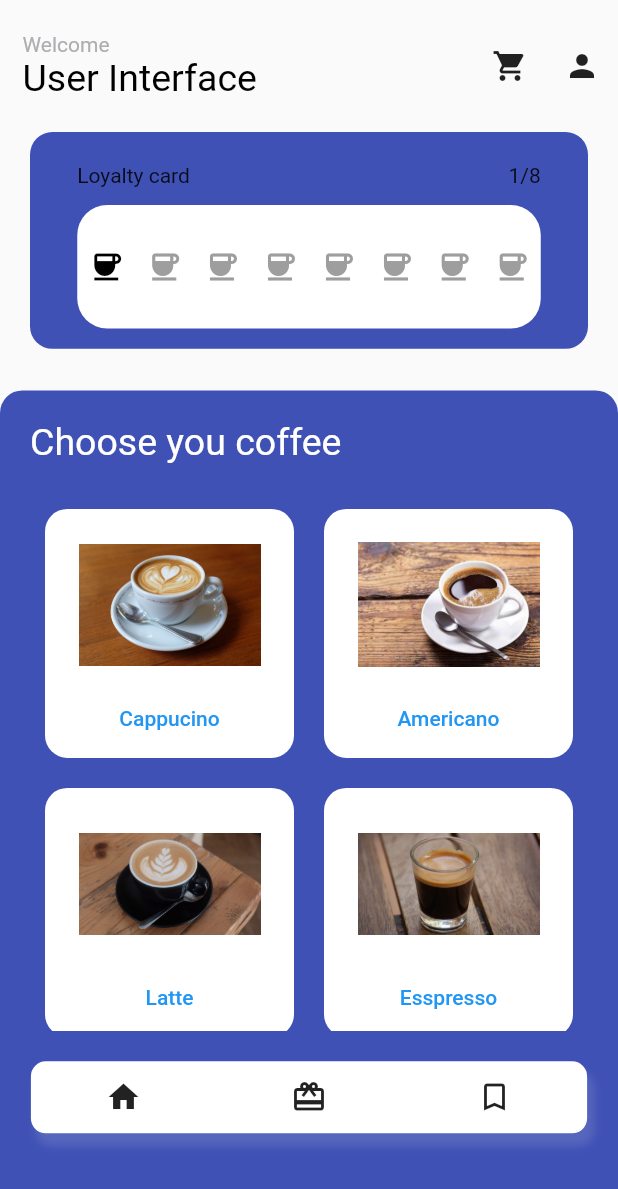
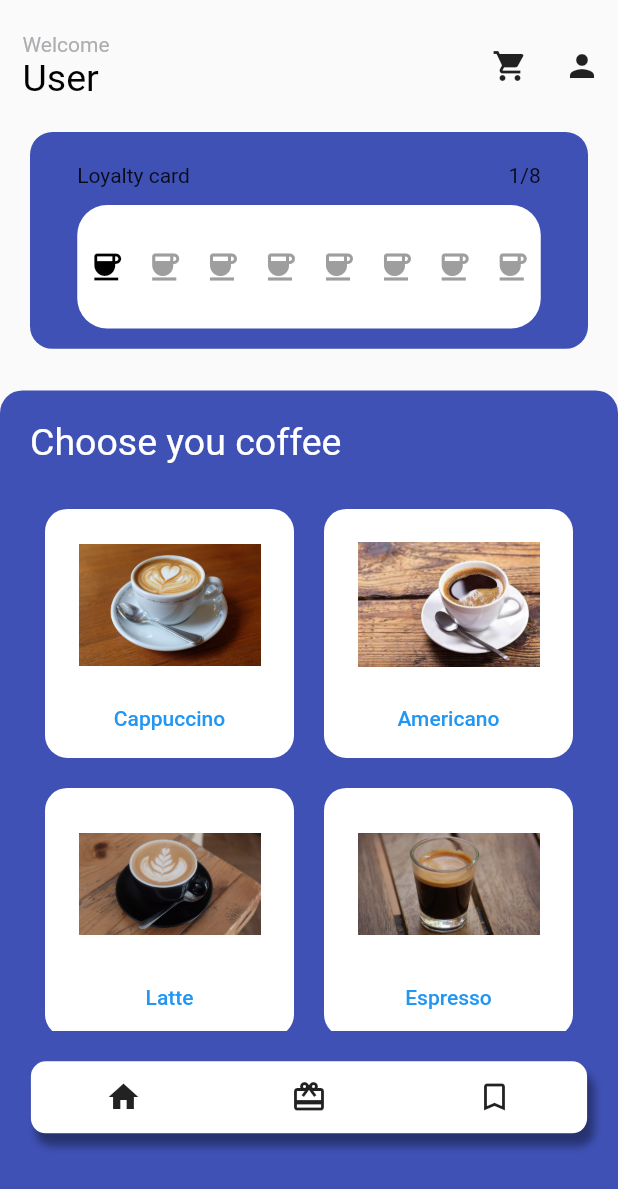
Before and after one commit to Tr1ck4/CS486, a Flutter app: the screen it shows after launch, item 3 of the bottom bar chosen, after a tap on the "home" icon, on a phone screen of 412 x 824 dp. Shown: the top 1189 px of the screen. Run offline on Flutter 3.47's test engine with Material 2 defaults, Android fonts, the phone set to English and light mode, and no system bars.

Commit message:
edit name and reformat const

```diff
--- a/lib/cart.dart
+++ b/lib/cart.dart
@@ -41,7 +41,7 @@ class _CartPage extends State<CartPage>{
                       size = (widget.cart.list_contains[index].type / 10 - temp*10 - shot*100).round();
                       ice =  (widget.cart.list_contains[index].type / 1 - size*10 - temp*100-shot*1000).round();
                       return Dismissible(
-                          background: Container(color: Colors.red,child:Icon(Icons.cancel)),
+                          background: Container(color: Colors.red,child:const Icon(Icons.cancel)),
                           key: ObjectKey(widget.cart.list_contains[index]),
                           onDismissed: (direction) {
                             setState(() {
--- a/lib/history.dart
+++ b/lib/history.dart
@@ -4,7 +4,7 @@ import 'lister.dart';
 import 'main.dart';
 
 class HistoryPage extends StatefulWidget{
-  HistoryPage({super.key});
+  const HistoryPage({super.key});
   @override
   State<HistoryPage> createState()=>_HistoryPage();
 }
@@ -28,7 +28,6 @@ class _HistoryPage extends State<HistoryPage> with TickerProviderStateMixin{
       }
     }
   }
-  @override
   void refresh(){
     setState(() {
 
@@ -67,7 +66,7 @@ class _HistoryPage extends State<HistoryPage> with TickerProviderStateMixin{
       ),
       body: TabBarView(
         controller: _tabController,
-        physics: NeverScrollableScrollPhysics(),
+        physics: const NeverScrollableScrollPhysics(),
         children: <Widget>[
           ListView.builder(
             shrinkWrap: true,
--- a/lib/home.dart
+++ b/lib/home.dart
@@ -33,10 +33,10 @@ class _HomePage extends State<HomePage>{
       widget.client.points +=500;
     }
     for(int i = 0 ; i < widget.client.loyalty;i++){
-      ls.add(Icon(Icons.coffee,color: Colors.black,));
+      ls.add(const Icon(Icons.coffee,color: Colors.black,));
     }
     for(int i = 0 ; i < 8-widget.client.loyalty;i++){
-      ls.add(Icon(Icons.coffee,color: Colors.grey,));
+      ls.add(const Icon(Icons.coffee,color: Colors.grey,));
     }
   }
   @override
@@ -140,6 +140,7 @@ class _HomePage extends State<HomePage>{
               ),
               Expanded(
                   child: Container(
+                    height: double.maxFinite,
                     decoration: const BoxDecoration(
                       color: Colors.indigo,
                       borderRadius: BorderRadius.only(
@@ -199,7 +200,9 @@ class _HomePage extends State<HomePage>{
                               ), gridDelegate: const SliverGridDelegateWithFixedCrossAxisCount(crossAxisCount: 2),
                           )
                         ),
-                        Container(
+                        Align(
+                          alignment: Alignment.bottomCenter,
+                          child: Container(
                               margin: EdgeInsets.fromLTRB(
                                   MediaQuery.of(context).size.width/20,
                                   20,
@@ -209,11 +212,10 @@ class _HomePage extends State<HomePage>{
                                   borderRadius: BorderRadius.circular(10),
                                   color: Colors.white,
                                   boxShadow: const [BoxShadow(
-                              color: Colors.white12,
+                                    color: Colors.black38,
                                     blurRadius: 4,
                                     offset: Offset(4,8),
                                   )]
-
                               ),
                               child: Row(
                                 crossAxisAlignment: CrossAxisAlignment.center,
@@ -224,17 +226,19 @@ class _HomePage extends State<HomePage>{
                                     Navigator.push(context, MaterialPageRoute(builder: (context) => RewardPage(client: widget.client,cart: cart,),));
                                   }, icon: const Icon(Icons.card_giftcard)),
                                   IconButton(onPressed: (){
-                                Navigator.push(context, MaterialPageRoute(builder: (context) => HistoryPage(),));
+                                    Navigator.push(context, MaterialPageRoute(builder: (context) => const HistoryPage(),));
                                   }, icon: const Icon(Icons.bookmark_border)),
                                 ],
                               )
-                        )
-                      ],
                           ),
                         )
+
+                      ]
                   )
-            ],
                   )
+              ),
+
+          ])
       ),
     );
   }
--- a/lib/item.dart
+++ b/lib/item.dart
@@ -118,7 +118,6 @@ class _OptionPage extends State<OptionPage>{
                       direction:Axis.horizontal,
                       onPressed: (int index) {
                         setState(() {
-                          // The button that is tapped is set to true, and the others to false.
                           for (int i = 0; i < selectedshot.length; i++) {
                             selectedshot[i] = i == index;
                             shot = index + 1;
@@ -151,7 +150,6 @@ class _OptionPage extends State<OptionPage>{
                       direction: Axis.horizontal,
                       onPressed: (int index){
                         setState(() {
-                          // The button that is tapped is set to true, and the others to false.
                           for (int i = 0; i < selectedtemp.length; i++) {
                             selectedtemp[i] = i == index;
                           }
@@ -180,7 +178,6 @@ class _OptionPage extends State<OptionPage>{
                       direction: Axis.horizontal,
                       onPressed: (int index) {
                         setState(() {
-                          // The button that is tapped is set to true, and the others to false.
                           for (int i = 0; i < selectedsize.length; i++) {
                             selectedsize[i] = i == index;
                           }
@@ -209,7 +206,6 @@ class _OptionPage extends State<OptionPage>{
                       direction: Axis.horizontal,
                       onPressed: (int index) {
                         setState(() {
-                          // The button that is tapped is set to true, and the others to false.
                           if(select ==2) {
                             for (int i = 0; i < selectedice.length; i++) {
                               selectedice[i] = i == index;
--- a/lib/lister.dart
+++ b/lib/lister.dart
@@ -9,7 +9,7 @@ class Client{
   Client({this.name,this.phone,this.email,required this.address,required this.loyalty,required this.points});
 }
 List<Client> list_client = [
-  Client(address: 'Nothing', loyalty: 1, points: 1340,name:'User Interface',phone: '023456789',email: 'a1@gmail.com'),
+  Client(address: 'Nothing', loyalty: 1, points: 1340,name:'User',phone: '023456789',email: 'a1@gmail.com'),
 ];
 class Cart {
   late String time = '';
@@ -55,14 +55,14 @@ class Drinks{
   }
 }
 List<Drinks> list_voucher = [
-  Drinks(name: 'Cappucino', price: 25,image:'assets/images/cappucino.jpg',counter:0,point: 1340),
+  Drinks(name: 'Cappuccino', price: 25,image:'assets/images/cappucino.jpg',counter:0,point: 1340),
   Drinks(name: 'Americano', price: 25,image:'assets/images/americano.jpg',counter:0,point: 1200),
   Drinks(name: 'Latte', price: 25,image:'assets/images/latte.jpg',counter:0,point: 1200),
-  Drinks(name: 'Esspresso', price: 25,image:'assets/images/esspresso.jpg',counter:0,point: 1000),
+  Drinks(name: 'Espresso', price: 25,image:'assets/images/esspresso.jpg',counter:0,point: 1000),
 ];
 List<Drinks> list_drinks = [
-  Drinks(name: 'Cappucino', price: 25,image:'assets/images/cappucino.jpg',counter:0,point: 12),
+  Drinks(name: 'Cappuccino', price: 25,image:'assets/images/cappucino.jpg',counter:0,point: 12),
   Drinks(name: 'Americano', price: 25,image:'assets/images/americano.jpg',counter:0,point: 12),
   Drinks(name: 'Latte', price: 25,image:'assets/images/latte.jpg',counter:0,point: 12),
-  Drinks(name: 'Esspresso', price: 25,image:'assets/images/esspresso.jpg',counter:0,point: 12),
+  Drinks(name: 'Espresso', price: 25,image:'assets/images/esspresso.jpg',counter:0,point: 12),
 ];
```
Also changed, not shown: lib/object.dart (deleted, +0 -185 lines). Lines whose indentation alone changed are shown as unchanged.
